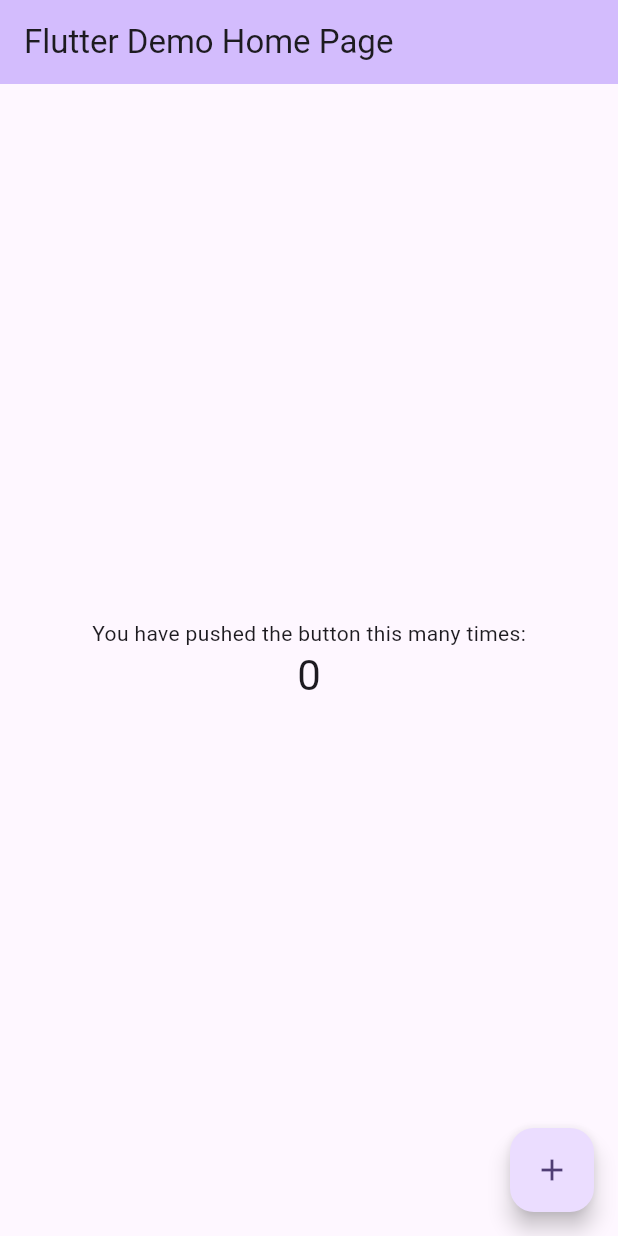
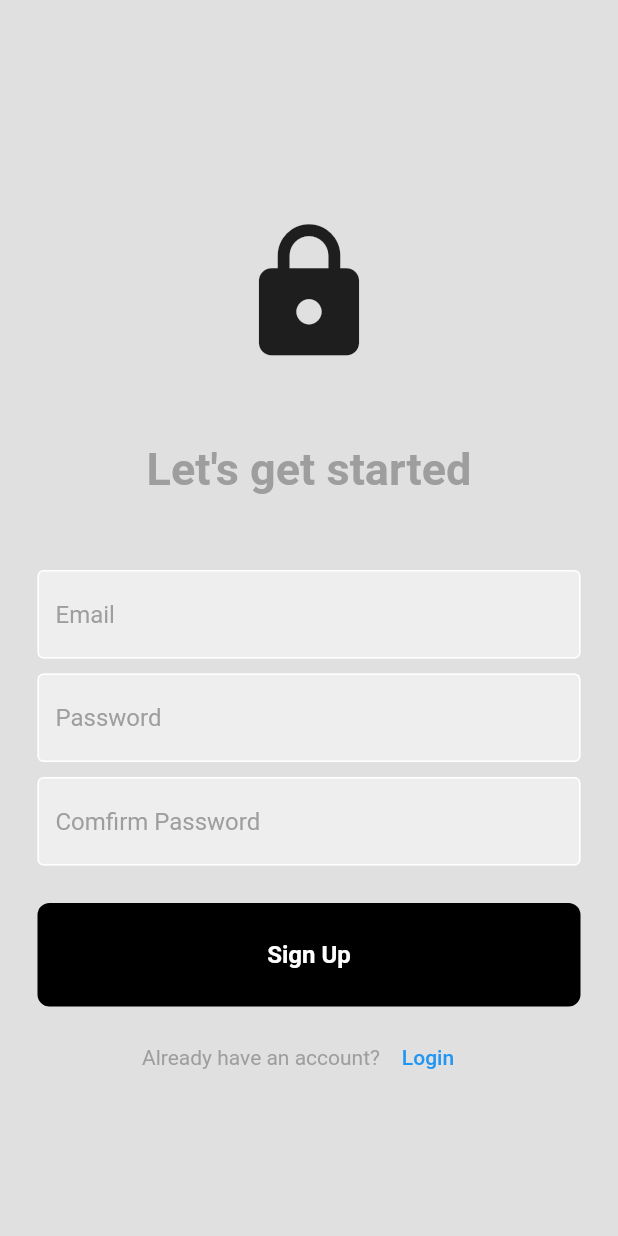
Before and after one commit to JarneClaesen/lojm, a Flutter app: the screen it shows after launch, on a phone screen of 412 x 824 dp. Run offline on Flutter 3.47's test engine with Material 2 defaults, Android fonts, the light colour scheme and no system bars.

Commit message:
Add login + register UI

```diff
--- /dev/null
+++ b/lib/auth/login_or_register.dart
@@ -0,0 +1 @@
+import 'package:flutter/material.dart';
--- /dev/null
+++ b/lib/components/button.dart
@@ -0,0 +1,37 @@
+import 'package:flutter/material.dart';
+
+class MyButton extends StatelessWidget {
+  final Function()? onTap;
+  final String text;
+  const MyButton({
+    Key? key,
+    required this.onTap,
+    required this.text,
+  }) : super(key: key);
+
+  @override
+  Widget build(BuildContext context) {
+    return InkWell(
+      onTap: onTap,
+      child: Container(
+        padding: const EdgeInsets.all(25),
+        //height: 50,
+        //width: double.infinity,
+        decoration: BoxDecoration(
+          color: Colors.black,
+          borderRadius: BorderRadius.circular(8),
+        ),
+        child: Center(
+          child: Text(
+            text,
+            style: const TextStyle(
+              color: Colors.white,
+              fontSize: 16,
+              fontWeight: FontWeight.bold,
+            ),
+          ),
+        ),
+      ),
+    );
+  }
+}
--- /dev/null
+++ b/lib/components/text_field.dart
@@ -0,0 +1,34 @@
+import 'package:flutter/material.dart';
+
+class MyTextField extends StatelessWidget {
+  final TextEditingController controller;
+  final String hintText;
+  final bool obscureText;
+
+  const MyTextField({
+    Key? key,
+    required this.controller,
+    required this.hintText,
+    this.obscureText = false,
+  }) : super(key: key);
+
+  @override
+  Widget build(BuildContext context) {
+    return TextField(
+      controller: controller,
+      obscureText: obscureText,
+      decoration: InputDecoration(
+        enabledBorder: const OutlineInputBorder(
+          borderSide: BorderSide(color: Colors.white),
+        ),
+        focusedBorder: const OutlineInputBorder(
+          borderSide: BorderSide(color: Colors.white),
+        ),
+        fillColor: Colors.grey.shade200,
+        filled: true,
+        hintText: hintText,
+        hintStyle: TextStyle(color: Colors.grey[500]),
+      ),
+    );
+  }
+}
--- a/lib/main.dart
+++ b/lib/main.dart
@@ -1,4 +1,7 @@
 import 'package:flutter/material.dart';
+import 'package:orchestra_app/pages/register_page.dart';
+
+import 'pages/login_page.dart';
 
 void main() {
   runApp(const MyApp());
@@ -11,115 +14,9 @@ class MyApp extends StatelessWidget {
   @override
   Widget build(BuildContext context) {
     return MaterialApp(
+      debugShowCheckedModeBanner: false,
       title: 'Flutter Demo',
-      theme: ThemeData(
-        // This is the theme of your application.
-        //
-        // TRY THIS: Try running your application with "flutter run". You'll see
-        // the application has a blue toolbar. Then, without quitting the app,
-        // try changing the seedColor in the colorScheme below to Colors.green
-        // and then invoke "hot reload" (save your changes or press the "hot
-        // reload" button in a Flutter-supported IDE, or press "r" if you used
-        // the command line to start the app).
-        //
-        // Notice that the counter didn't reset back to zero; the application
-        // state is not lost during the reload. To reset the state, use hot
-        // restart instead.
-        //
-        // This works for code too, not just values: Most code changes can be
-        // tested with just a hot reload.
-        colorScheme: ColorScheme.fromSeed(seedColor: Colors.deepPurple),
-        useMaterial3: true,
-      ),
-      home: const MyHomePage(title: 'Flutter Demo Home Page'),
+      home: RegisterPage(),
     );
   }
 }
-
-class MyHomePage extends StatefulWidget {
-  const MyHomePage({super.key, required this.title});
-
-  // This widget is the home page of your application. It is stateful, meaning
-  // that it has a State object (defined below) that contains fields that affect
-  // how it looks.
-
-  // This class is the configuration for the state. It holds the values (in this
-  // case the title) provided by the parent (in this case the App widget) and
-  // used by the build method of the State. Fields in a Widget subclass are
-  // always marked "final".
-
-  final String title;
-
-  @override
-  State<MyHomePage> createState() => _MyHomePageState();
-}
-
-class _MyHomePageState extends State<MyHomePage> {
-  int _counter = 0;
-
-  void _incrementCounter() {
-    setState(() {
-      // This call to setState tells the Flutter framework that something has
-      // changed in this State, which causes it to rerun the build method below
-      // so that the display can reflect the updated values. If we changed
-      // _counter without calling setState(), then the build method would not be
-      // called again, and so nothing would appear to happen.
-      _counter++;
-    });
-  }
-
-  @override
-  Widget build(BuildContext context) {
-    // This method is rerun every time setState is called, for instance as done
-    // by the _incrementCounter method above.
-    //
-    // The Flutter framework has been optimized to make rerunning build methods
-    // fast, so that you can just rebuild anything that needs updating rather
-    // than having to individually change instances of widgets.
-    return Scaffold(
-      appBar: AppBar(
-        // TRY THIS: Try changing the color here to a specific color (to
-        // Colors.amber, perhaps?) and trigger a hot reload to see the AppBar
-        // change color while the other colors stay the same.
-        backgroundColor: Theme.of(context).colorScheme.inversePrimary,
-        // Here we take the value from the MyHomePage object that was created by
-        // the App.build method, and use it to set our appbar title.
-        title: Text(widget.title),
-      ),
-      body: Center(
-        // Center is a layout widget. It takes a single child and positions it
-        // in the middle of the parent.
-        child: Column(
-          // Column is also a layout widget. It takes a list of children and
-          // arranges them vertically. By default, it sizes itself to fit its
-          // children horizontally, and tries to be as tall as its parent.
-          //
-          // Column has various properties to control how it sizes itself and
-          // how it positions its children. Here we use mainAxisAlignment to
-          // center the children vertically; the main axis here is the vertical
-          // axis because Columns are vertical (the cross axis would be
-          // horizontal).
-          //
-          // TRY THIS: Invoke "debug painting" (choose the "Toggle Debug Paint"
-          // action in the IDE, or press "p" in the console), to see the
-          // wireframe for each widget.
-          mainAxisAlignment: MainAxisAlignment.center,
-          children: <Widget>[
-            const Text(
-              'You have pushed the button this many times:',
-            ),
-            Text(
-              '$_counter',
-              style: Theme.of(context).textTheme.headlineMedium,
-            ),
-          ],
-        ),
-      ),
-      floatingActionButton: FloatingActionButton(
-        onPressed: _incrementCounter,
-        tooltip: 'Increment',
-        child: const Icon(Icons.add),
-      ), // This trailing comma makes auto-formatting nicer for build methods.
-    );
-  }
-}
--- /dev/null
+++ b/lib/pages/login_page.dart
@@ -0,0 +1,84 @@
+import 'Package:flutter/material.dart';
+import 'package:orchestra_app/components/button.dart';
+import 'package:orchestra_app/components/text_field.dart';
+
+class LoginPage extends StatefulWidget {
+  const LoginPage({Key? key}) : super(key: key);
+
+  @override
+  State<LoginPage> createState() => _LoginPageState();
+}
+
+class _LoginPageState extends State<LoginPage> {
+
+  // text editing controller
+  final emailTextController = TextEditingController();
+  final passwordTextController = TextEditingController();
+
+  @override
+  Widget build(BuildContext context) {
+    return Scaffold(
+      backgroundColor: Colors.grey[300],
+      body: SafeArea(
+        child: Center(
+          child: Padding(
+            padding: const EdgeInsets.symmetric(horizontal: 25.0),
+            child: Column(
+              mainAxisAlignment: MainAxisAlignment.center,
+              children: [
+                const SizedBox(height: 50),
+
+                //logo
+                const Icon(Icons.lock, size: 100),
+
+                const SizedBox(height: 50),
+
+                // welcome back message
+                Text(
+                  'Welcome Back!',
+                  style: TextStyle(
+                    color: Colors.grey[500],
+                    fontSize: 30,
+                    fontWeight: FontWeight.bold,
+                  ),
+                ),
+
+                const SizedBox(height: 50),
+
+                // email textfield
+                MyTextField(controller: emailTextController, hintText: 'Email', obscureText: false),
+
+                const SizedBox(height: 10),
+
+                // password textfield
+                MyTextField(controller: passwordTextController, hintText: 'Password', obscureText: true),
+
+                const SizedBox(height: 25),
+
+                //signin button
+                MyButton(onTap: () {}, text: 'Sign in'),
+
+                const SizedBox(height: 10),
+
+                // go to register page
+                Row(
+                  mainAxisAlignment: MainAxisAlignment.center,
+                  children: [
+                    Text('Don\'t have an account?',
+                        style: TextStyle(
+                            color: Colors.grey[500]
+                        ),
+                    ),
+                    TextButton(
+                      onPressed: () {},
+                      child: const Text('Register'),
+                    ),],
+                )
+              ],
+            ),
+          ),
+        ),
+      ),
+    );
+  }
+}
--- /dev/null
+++ b/lib/pages/register_page.dart
@@ -0,0 +1,88 @@
+import 'package:flutter/material.dart';
+
+import '../components/button.dart';
+import '../components/text_field.dart';
+
+class RegisterPage extends StatefulWidget {
+  const RegisterPage({super.key});
+
+  @override
+  State<RegisterPage> createState() => _RegisterPageState();
+}
+
+class _RegisterPageState extends State<RegisterPage> {
+  final emailTextController = TextEditingController();
+  final passwordTextController = TextEditingController();
+
+  @override
+  Widget build(BuildContext context) {
+    return Scaffold(
+      backgroundColor: Colors.grey[300],
+      body: SafeArea(
+        child: Center(
+          child: Padding(
+            padding: const EdgeInsets.symmetric(horizontal: 25.0),
+            child: Column(
+              mainAxisAlignment: MainAxisAlignment.center,
+              children: [
+                const SizedBox(height: 50),
+
+                //logo
+                const Icon(Icons.lock, size: 100),
+
+                const SizedBox(height: 50),
+
+                // welcome back message
+                Text(
+                  "Let's get started",
+                  style: TextStyle(
+                    color: Colors.grey[500],
+                    fontSize: 30,
+                    fontWeight: FontWeight.bold,
+                  ),
+                ),
+
+                const SizedBox(height: 50),
+
+                // email textfield
+                MyTextField(controller: emailTextController, hintText: 'Email', obscureText: false),
+
+                const SizedBox(height: 10),
+
+                // password textfield
+                MyTextField(controller: passwordTextController, hintText: 'Password', obscureText: true),
+
+                const SizedBox(height: 10),
+
+                // comfirm password textfield
+                MyTextField(controller: passwordTextController, hintText: 'Comfirm Password', obscureText: true),
+
+                const SizedBox(height: 25),
+
+                //signin button
+                MyButton(onTap: () {}, text: 'Sign Up'),
+
+                const SizedBox(height: 10),
+
+                // go to register page
+                Row(
+                  mainAxisAlignment: MainAxisAlignment.center,
+                  children: [
+                    Text('Already have an account?',
+                      style: TextStyle(
+                          color: Colors.grey[500]
+                      ),
+                    ),
+                    TextButton(
+                      onPressed: () {},
+                      child: const Text('Login'),
+                    ),],
+                )
+              ],
+            ),
+          ),
+        ),
+      ),
+    );
+  }
+}
```
